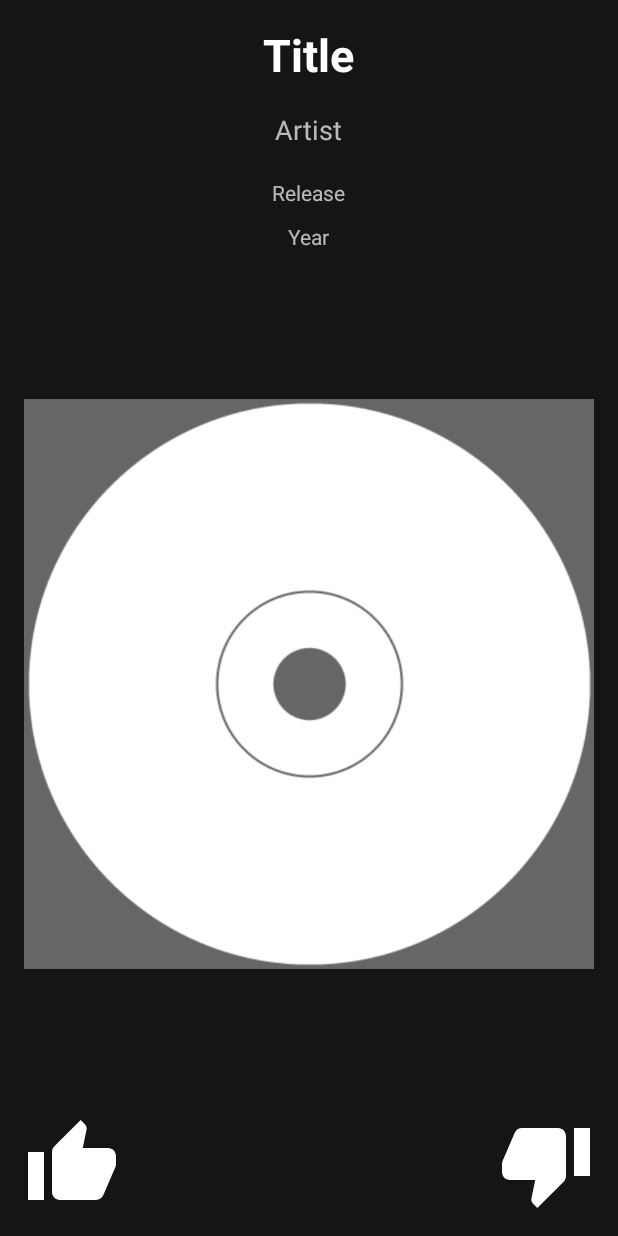
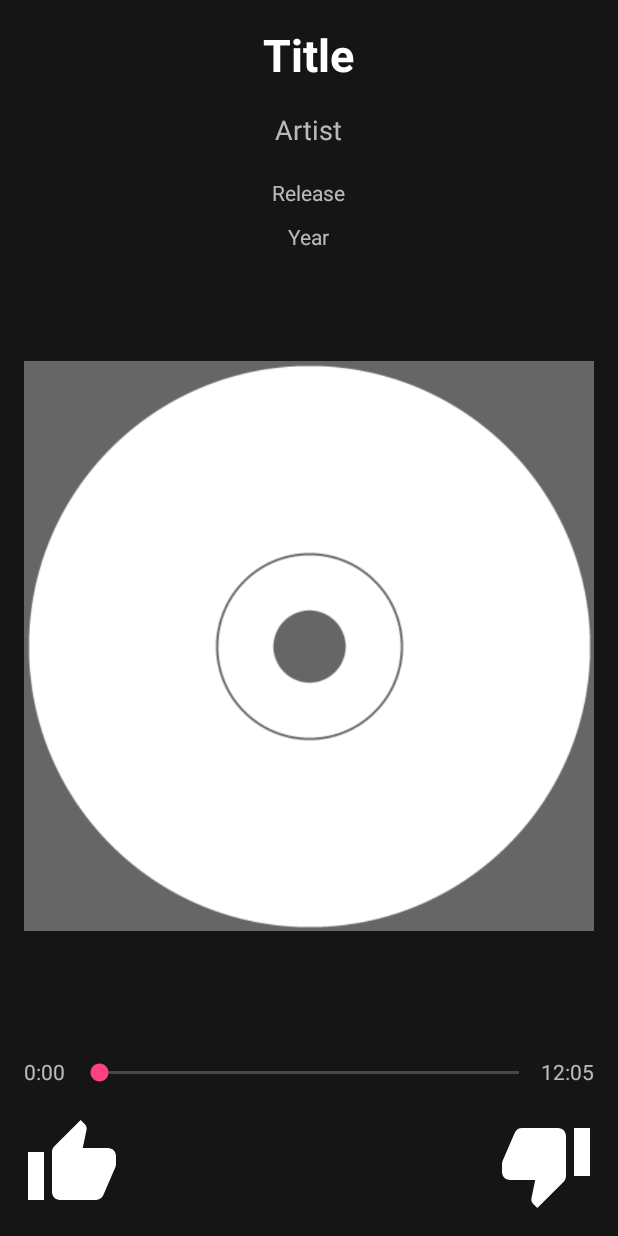
Before and after one commit to whippet-music/whippet-player, an Android app: the TrackActivity screen opened directly, with no data from a screen before it, on a phone screen of 412 x 824 dp. Run offline under Robolectric (Android 15) with nearby library versions, the phone set to English and light mode, and no system bars; network calls fail; 2 statements that could not run were skipped.

Commit message:
Add track duration info

```diff
--- a/app/src/main/java/com/whippetmusic/whippetplayer/TrackActivity.java
+++ b/app/src/main/java/com/whippetmusic/whippetplayer/TrackActivity.java
@@ -16,6 +16,8 @@ import com.whippetmusic.whippetplayer.network.RetrofitFactory;
 import com.whippetmusic.whippetplayer.request.VoteRequest;
 import com.whippetmusic.whippetplayer.service.MetaDataService;
 import com.whippetmusic.whippetplayer.service.TrackService;
+
+import org.w3c.dom.Text;
 
 import java.util.ArrayList;
 import java.util.Collections;
@@ -70,12 +72,16 @@ public class TrackActivity extends AppCompatActivity {
         TextView artistNameTextView = (TextView) findViewById(R.id.artistNameTextView);
         TextView releaseTextView = (TextView) findViewById(R.id.releaseTextView);
         TextView yearTextView = (TextView) findViewById(R.id.yearTextView);
+        TextView stopTextVIew = (TextView) findViewById(R.id.stopTextView);
 
         titleTextView.setText(track.getTitle());
         artistNameTextView.setText(track.getArtistName());
         releaseTextView.setText(track.getRelease());
         int year = (int) metaData.getYear();
         yearTextView.setText(String.valueOf(year));
+        int minutes = (int) metaData.getDuration() / 60;
+        int seconds = (int) metaData.getDuration() % 60;
+        stopTextVIew.setText(String.format("%d:%02d", minutes, seconds));
     }
 
     private void initializeButtons() {
--- a/app/src/main/java/com/whippetmusic/whippetplayer/model/MetaData.java
+++ b/app/src/main/java/com/whippetmusic/whippetplayer/model/MetaData.java
@@ -69,6 +69,8 @@ public class MetaData {
         return year;
     }
 
+    public float getDuration() { return duration; }
+
     public float[] getFeatureVector() {
         return new float[] {
             1.0f,
--- a/app/src/main/res/layout/activity_track.xml
+++ b/app/src/main/res/layout/activity_track.xml
@@ -79,8 +79,37 @@
         android:layout_toEndOf="@+id/likeImageView"
         android:adjustViewBounds="true"
         android:cropToPadding="false"
-        android:paddingBottom="30dp"
+        android:paddingBottom="80dp"
         android:paddingTop="30dp"
         app:srcCompat="@drawable/white_label" />
 
+    <SeekBar
+        android:id="@+id/seekBar"
+        android:layout_width="match_parent"
+        android:layout_height="wrap_content"
+        android:layout_above="@+id/likeImageView"
+        android:layout_alignParentStart="true"
+        android:layout_marginBottom="20dp"
+        android:paddingEnd="50dp"
+        android:paddingLeft="30dp"
+        android:paddingRight="30dp"
+        android:paddingStart="50dp" />
+
+    <TextView
+        android:id="@+id/startTextView"
+        android:layout_width="wrap_content"
+        android:layout_height="wrap_content"
+        android:text="0:00"
+        android:textAlignment="center"
+        android:layout_alignBottom="@+id/seekBar"
+        android:layout_alignParentStart="true" />
+
+    <TextView
+        android:id="@+id/stopTextView"
+        android:layout_width="wrap_content"
+        android:layout_height="wrap_content"
+        android:text="12:05"
+        android:layout_alignBottom="@+id/seekBar"
+        android:layout_alignParentEnd="true" />
+
 </RelativeLayout>
```
